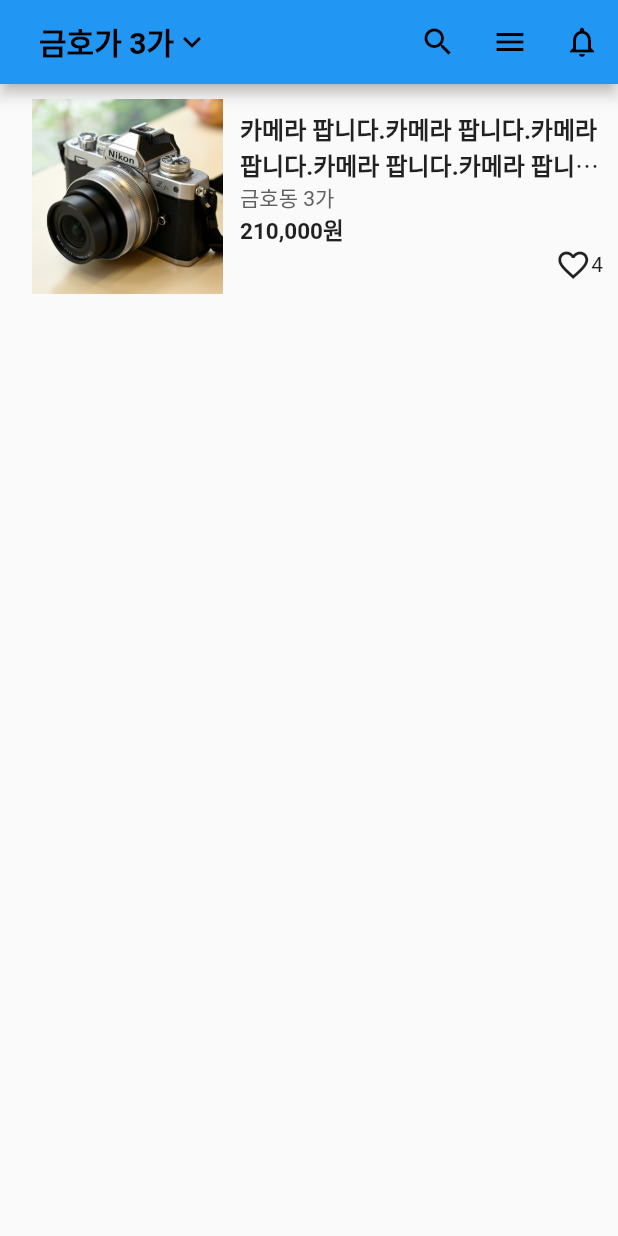
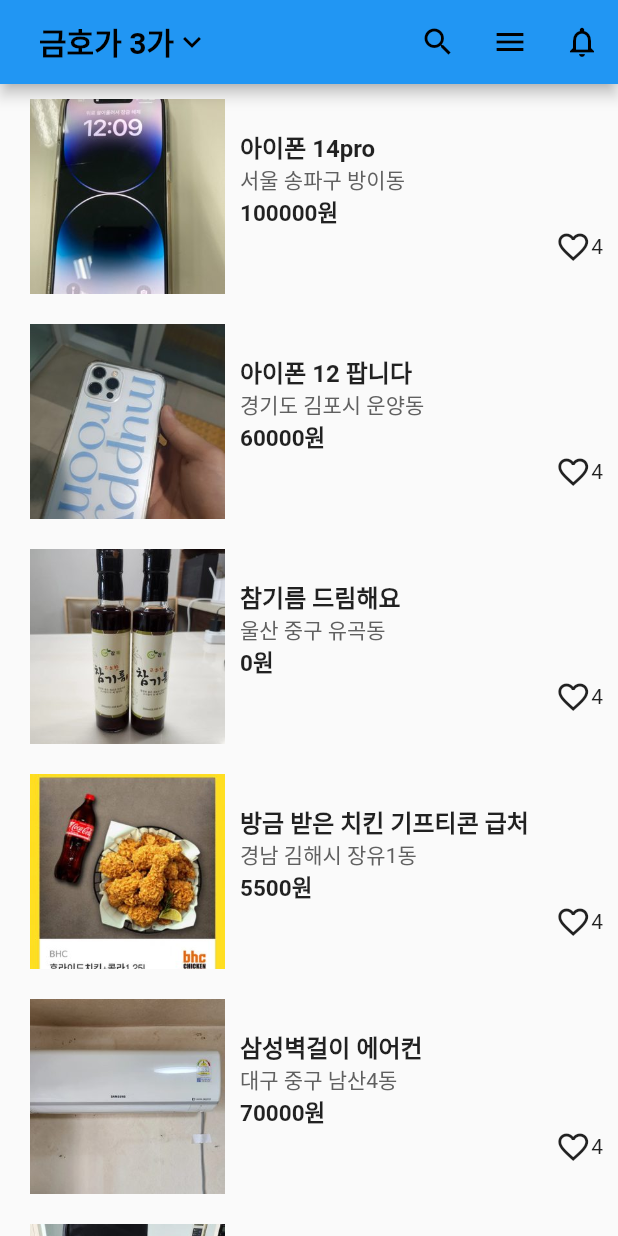
Before and after one commit to baejoonsoo/flutter_study, a Flutter app: the screen it shows after launch, on a phone screen of 412 x 824 dp. Run offline on Flutter 3.47's test engine with Material 2 defaults, Android fonts, the phone set to English and light mode, and no system bars.

Commit message:
UPDATE: add dummy data

```diff
--- a/lib/main.dart
+++ b/lib/main.dart
@@ -1,4 +1,69 @@
 import 'package:flutter/material.dart';
+
+class ItemData {
+  String imgUrl;
+  String title;
+  String location;
+  int price;
+
+  ItemData({
+    required this.imgUrl,
+    required this.title,
+    required this.location,
+    required this.price,
+  });
+}
+
+var dataList = [
+  ItemData(
+    imgUrl: 'assets/i1.jpg',
+    title: "아이폰 14pro",
+    location: "서울 송파구 방이동",
+    price: 100000,
+  ),
+  ItemData(
+    imgUrl: 'assets/i2.jpg',
+    title: "아이폰 12 팝니다",
+    location: "경기도 김포시 운양동",
+    price: 60000,
+  ),
+  ItemData(
+    imgUrl: 'assets/i3.jpg',
+    title: "참기름 드림해요",
+    location: "울산 중구 유곡동",
+    price: 0,
+  ),
+  ItemData(
+    imgUrl: 'assets/i4.jpg',
+    title: "방금 받은 치킨 기프티콘 급처",
+    location: "경남 김해시 장유1동",
+    price: 5500,
+  ),
+  ItemData(
+    imgUrl: 'assets/i5.jpg',
+    title: "삼성벽걸이 에어컨",
+    location: "대구 중구 남산4동",
+    price: 70000,
+  ),
+  ItemData(
+    imgUrl: 'assets/i6.jpg',
+    title: "벤츠 골프백",
+    location: "부산 남구 대연제3동",
+    price: 30000,
+  ),
+  ItemData(
+    imgUrl: 'assets/i7.jpg',
+    title: "4단 앵글선반",
+    location: " 강원도 강릉시 교1동",
+    price: 20000,
+  ),
+  ItemData(
+    imgUrl: 'assets/i8.jpg',
+    title: "해바라기버너/캠핑버너",
+    location: "광주 광산구 신가동",
+    price: 20000,
+  ),
+];
 
 void main() {
   runApp(const MyApp());
@@ -12,24 +77,7 @@ class MyApp extends StatelessWidget {
     return MaterialApp(
       home: Scaffold(
         appBar: AppBar(
-            title: Container(
-              padding: const EdgeInsets.fromLTRB(10, 0, 0, 0),
-              child: Row(
-                children: const [
-                  Text(
-                    "금호가 3가",
-                    style: TextStyle(
-                      color: Colors.black,
-                      fontWeight: FontWeight.bold,
-                    ),
-                  ),
-                  Icon(
-                    Icons.keyboard_arrow_down,
-                    color: Colors.black,
-                  ),
-                ],
-              ),
-            ),
+          title: const Title(),
           actions: [
             IconButton(
               onPressed: () {},
@@ -54,13 +102,35 @@ class MyApp extends StatelessWidget {
             ),
           ],
         ),
-          body: Container(
+        body: SingleChildScrollView(
+          child: Column(children: [
+            for (int i = 0; i < dataList.length; i++)
+              Item(
+                itemData: dataList[i],
+              ),
+          ]),
+        ),
+      ),
+    );
+  }
+}
+
+class Item extends StatelessWidget {
+  ItemData itemData;
+  Item({
+    Key? key,
+    required this.itemData,
+  }) : super(key: key);
+
+  @override
+  Widget build(BuildContext context) {
+    return Container(
       height: 150,
       padding: const EdgeInsets.all(10),
       child: Row(
         children: [
           Image.asset(
-                  "assets/camera.png",
+            itemData.imgUrl,
             width: 150,
           ),
           Expanded(
@@ -68,25 +138,25 @@ class MyApp extends StatelessWidget {
               mainAxisAlignment: MainAxisAlignment.center,
               crossAxisAlignment: CrossAxisAlignment.start,
               children: [
-                      const Text(
+                Text(
+                  itemData.title,
                   maxLines: 2,
                   overflow: TextOverflow.ellipsis,
-                        "카메라 팝니다.카메라 팝니다.카메라 팝니다.카메라 팝니다.카메라 팝니다.카메라 팝니다.",
-                        style: TextStyle(
+                  style: const TextStyle(
                     fontSize: 16,
                     fontWeight: FontWeight.bold,
                   ),
                 ),
-                      const Text(
-                        "금호동 3가",
-                        style: TextStyle(
+                Text(
+                  itemData.location,
+                  style: const TextStyle(
                     fontSize: 14,
                     color: Color.fromARGB(255, 96, 96, 96),
                   ),
                 ),
-                      const Text(
-                        "210,000원",
-                        style: TextStyle(
+                Text(
+                  '${itemData.price}원',
+                  style: const TextStyle(
                     fontSize: 15,
                     fontWeight: FontWeight.bold,
                   ),
@@ -103,7 +173,32 @@ class MyApp extends StatelessWidget {
           )
         ],
       ),
-          )),
     );
   }
 }
+
+class Title extends StatelessWidget {
+  const Title({Key? key}) : super(key: key);
+
+  @override
+  Widget build(BuildContext context) {
+    return Container(
+      padding: const EdgeInsets.fromLTRB(10, 0, 0, 0),
+      child: Row(
+        children: const [
+          Text(
+            "금호가 3가",
+            style: TextStyle(
+              color: Colors.black,
+              fontWeight: FontWeight.bold,
+            ),
+          ),
+          Icon(
+            Icons.keyboard_arrow_down,
+            color: Colors.black,
+          ),
+        ],
+      ),
+    );
+  }
+}
```
Also changed, not shown: assets/i1.jpg (added), assets/i2.jpg (added), assets/i3.jpg (added), assets/i4.jpg (added), assets/i5.jpg (added), assets/i6.jpg (added), assets/i7.jpg (added), assets/i8.jpg (added). Lines whose indentation alone changed are shown as unchanged.
